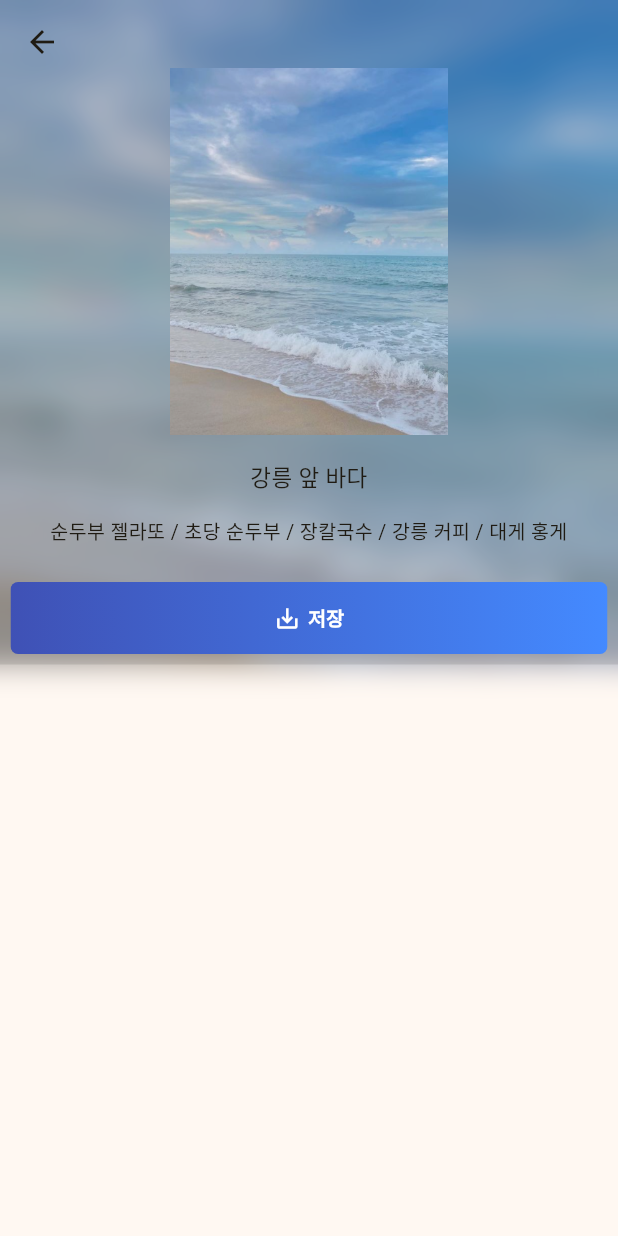
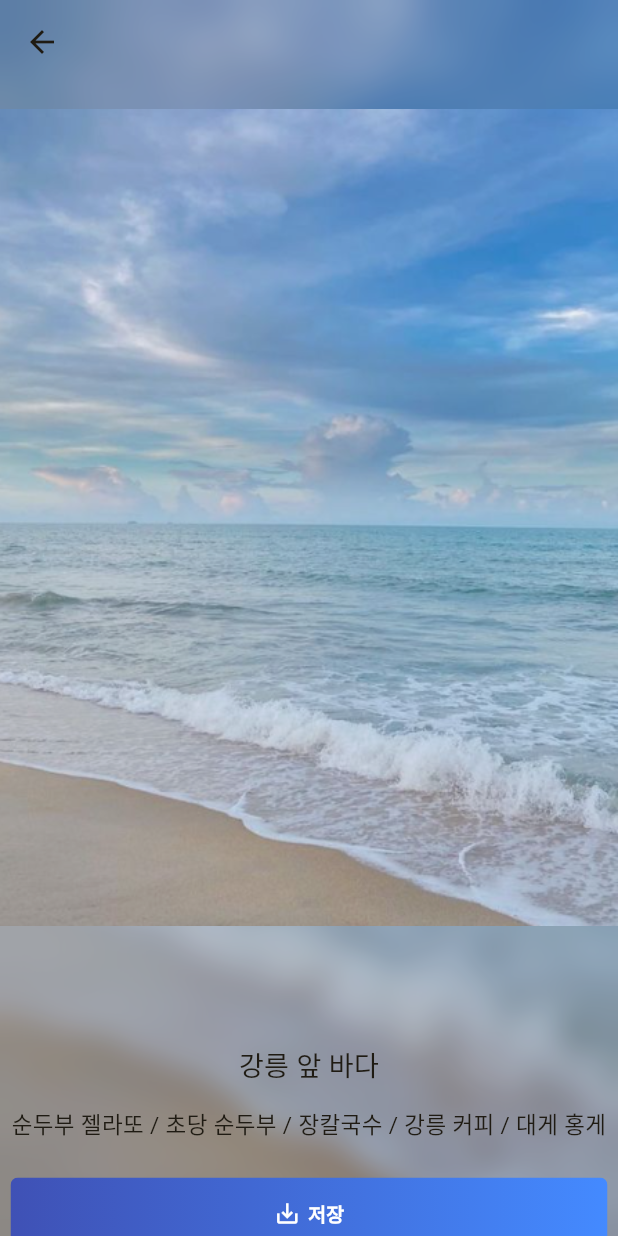
Before and after one commit to mimo626/pureApp, a Flutter app: the TripDetailScreen screen opened directly, on a phone screen of 412 x 824 dp. Run offline on Flutter 3.47's test engine with Material 3 defaults, Android fonts, the light colour scheme and no system bars; our stand-ins replace carousel_slider, smooth_page_indicator.

Commit message:
[Feature] trip_detail_content.dart 사진, 글씨 크기 수정

```diff
--- a/lib/widget/trip_detail_content.dart
+++ b/lib/widget/trip_detail_content.dart
@@ -21,7 +21,7 @@ class _TripDetailContentState extends State<TripDetailContent> {
           decoration: BoxDecoration(
               image: DecorationImage(
                   image: AssetImage('lib/assets/images/trip1.PNG'),
-                  fit : BoxFit.cover
+                  fit : BoxFit.fill
               )
           ),
           child: Container(
@@ -36,9 +36,8 @@ class _TripDetailContentState extends State<TripDetailContent> {
                     children: [
                       // 여행지 이미지
                       Container(
-                        padding: EdgeInsets.fromLTRB(0, 45, 0, 10),
                         child: Image.asset('lib/assets/images/trip1.PNG'),
-                        height: 300,
+                        height: 690,
                       ),
                       // 설명
                       Container(
@@ -46,7 +45,7 @@ class _TripDetailContentState extends State<TripDetailContent> {
                         child: Text(
                             '강릉 앞 바다',
                             textAlign: TextAlign.center,
-                            style: TextStyle(fontSize: 15),
+                            style: TextStyle(fontSize: 18),
                         ),
                       ),
                       // 유명한 놀거리
@@ -55,7 +54,7 @@ class _TripDetailContentState extends State<TripDetailContent> {
                         child: Text(
                           '순두부 젤라또 / 초당 순두부 / 장칼국수 / 강릉 커피 / 대게 홍게',
                           textAlign: TextAlign.center,
-                          style: TextStyle(fontSize: 13)
+                          style: TextStyle(fontSize: 15)
                         ),
                       ),
                       // 저장 버튼
```
